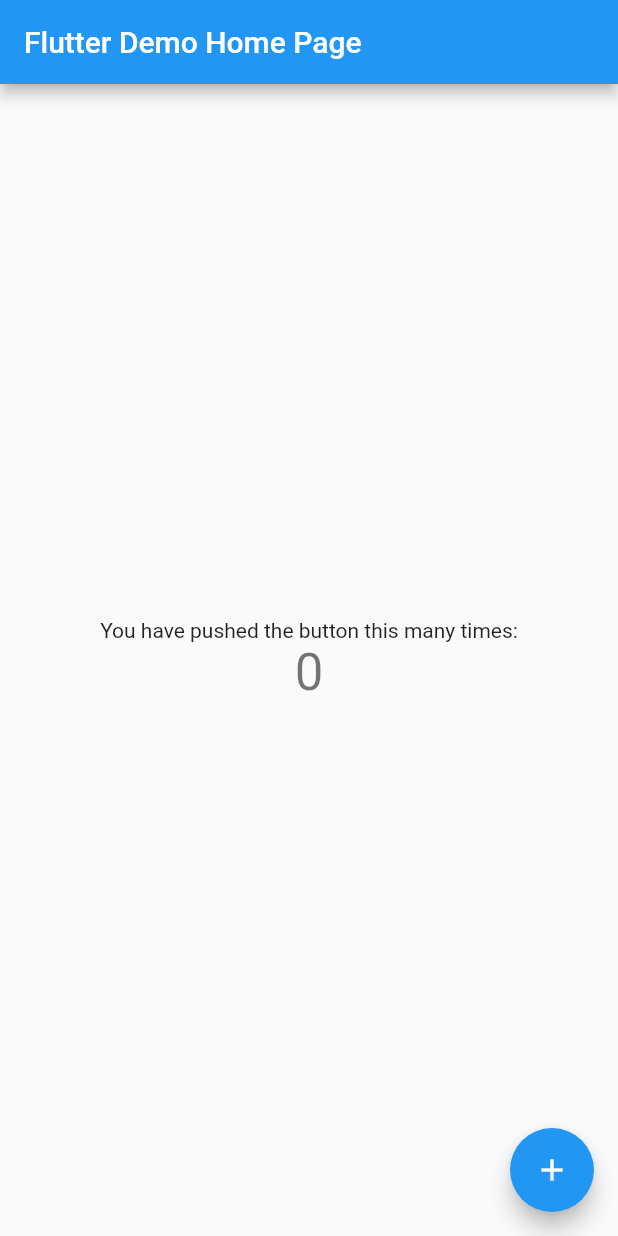
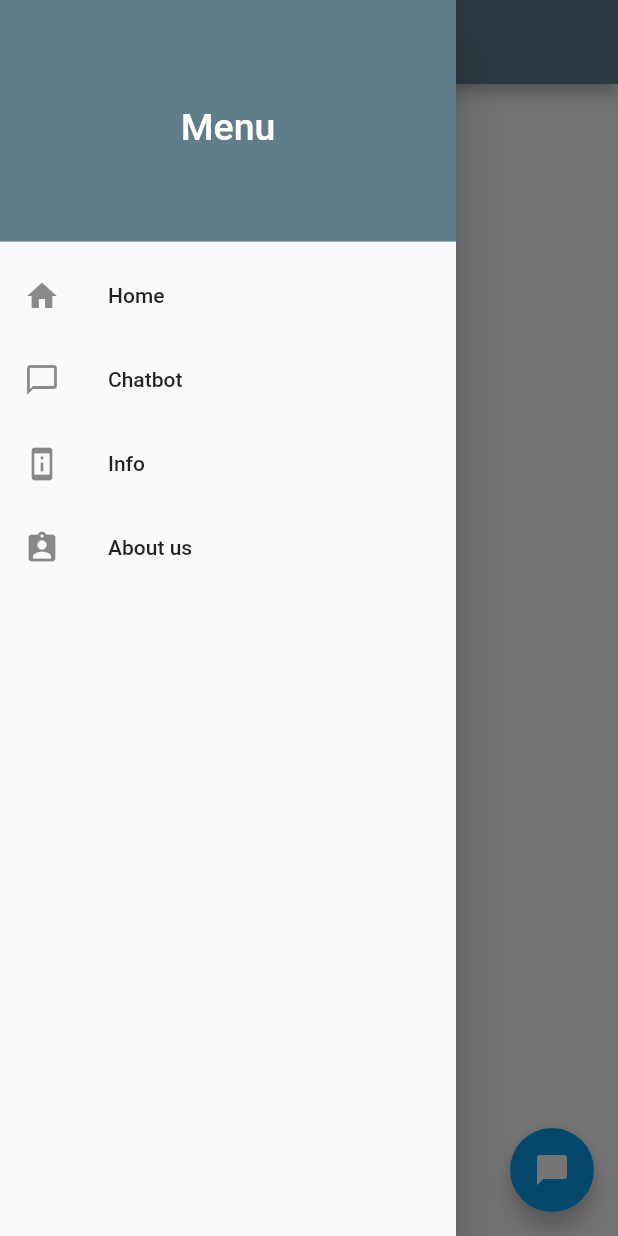
Before and after one commit to Blackwidow2981/Cyberbullying, a Flutter app: the screen it shows after launch, with the side drawer open (before the commit the screen has no drawer), on a phone screen of 412 x 824 dp. Run offline on Flutter 3.47's test engine with Material 2 defaults, Android fonts, the phone set to English and light mode, and no system bars.

Commit message:
Update main.dart

```diff
--- a/hackathon/lib/main.dart
+++ b/hackathon/lib/main.dart
@@ -1,117 +1,79 @@
+import 'package:flutter/cupertino.dart';
 import 'package:flutter/material.dart';
 
-void main() {
-  runApp(MyApp());
-}
+void main() => runApp(MyApp());
 
 class MyApp extends StatelessWidget {
-  // This widget is the root of your application.
   @override
   Widget build(BuildContext context) {
     return MaterialApp(
-      title: 'Flutter Demo',
-      theme: ThemeData(
-        // This is the theme of your application.
-        //
-        // Try running your application with "flutter run". You'll see the
-        // application has a blue toolbar. Then, without quitting the app, try
-        // changing the primarySwatch below to Colors.green and then invoke
-        // "hot reload" (press "r" in the console where you ran "flutter run",
-        // or simply save your changes to "hot reload" in a Flutter IDE).
-        // Notice that the counter didn't reset back to zero; the application
-        // is not restarted.
-        primarySwatch: Colors.blue,
-        // This makes the visual density adapt to the platform that you run
-        // the app on. For desktop platforms, the controls will be smaller and
-        // closer together (more dense) than on mobile platforms.
-        visualDensity: VisualDensity.adaptivePlatformDensity,
+      debugShowCheckedModeBanner: false,
+      home: MyHomePage(),
+    );
+  }
+}
+class MyHomePage extends StatelessWidget {
+  @override
+  Widget build(BuildContext context) {
+    return Scaffold(
+      drawer: SideDrawer(),
+      appBar: AppBar(
+        title: Text('        Say No to bullying!     '),
+        backgroundColor: Colors.blueGrey,
       ),
-      home: MyHomePage(title: 'Flutter Demo Home Page'),
+    floatingActionButton: FloatingActionButton(
+        onPressed: (){
+          print("Action");
+        },
+        child:  Icon(Icons.chat_bubble_rounded),
+      backgroundColor: Color(0xff08a0e9),
+      foregroundColor: Colors.white,
+
+    ),
     );
   }
 }
 
-class MyHomePage extends StatefulWidget {
-  MyHomePage({Key key, this.title}) : super(key: key);
-
-  // This widget is the home page of your application. It is stateful, meaning
-  // that it has a State object (defined below) that contains fields that affect
-  // how it looks.
-
-  // This class is the configuration for the state. It holds the values (in this
-  // case the title) provided by the parent (in this case the App widget) and
-  // used by the build method of the State. Fields in a Widget subclass are
-  // always marked "final".
-
-  final String title;
-
-  @override
-  _MyHomePageState createState() => _MyHomePageState();
-}
-
-class _MyHomePageState extends State<MyHomePage> {
-  int _counter = 0;
-
-  void _incrementCounter() {
-    setState(() {
-      // This call to setState tells the Flutter framework that something has
-      // changed in this State, which causes it to rerun the build method below
-      // so that the display can reflect the updated values. If we changed
-      // _counter without calling setState(), then the build method would not be
-      // called again, and so nothing would appear to happen.
-      _counter++;
-    });
-  }
-
+class SideDrawer extends StatelessWidget {
   @override
   Widget build(BuildContext context) {
-    // This method is rerun every time setState is called, for instance as done
-    // by the _incrementCounter method above.
-    //
-    // The Flutter framework has been optimized to make rerunning build methods
-    // fast, so that you can just rebuild anything that needs updating rather
-    // than having to individually change instances of widgets.
-    return Scaffold(
-      appBar: AppBar(
-        // Here we take the value from the MyHomePage object that was created by
-        // the App.build method, and use it to set our appbar title.
-        title: Text(widget.title),
+    return Drawer(
+      child: Column(
+        children: <Widget>[
+          DrawerHeader(
+            child: Center(
+              child: Text(
+                'Menu',
+                textAlign: TextAlign.center,
+                style: TextStyle(color: Colors.white, fontSize: 25),
+              ),
+            ),
+            decoration: BoxDecoration(
+              color: Colors.blueGrey,
+            ),
+          ),
+          ListTile(
+            leading: Icon(Icons.home),
+            title: Text('Home'),
+            onTap: () => {},
+          ),
+          ListTile(
+            leading: Icon(Icons.chat_bubble_outline),
+            title: Text('Chatbot'),
+            onTap: () => {Navigator.of(context).pop()},
+          ),
+          ListTile(
+            leading: Icon(Icons.perm_device_information),
+            title: Text('Info'),
+            onTap: () => {Navigator.of(context).pop()},
+          ),
+          ListTile(
+            leading: Icon(Icons.assignment_ind),
+            title: Text('About us'),
+            onTap: () => {Navigator.of(context).pop()},
+          ),
+        ],
       ),
-      body: Center(
-        // Center is a layout widget. It takes a single child and positions it
-        // in the middle of the parent.
-        child: Column(
-          // Column is also a layout widget. It takes a list of children and
-          // arranges them vertically. By default, it sizes itself to fit its
-          // children horizontally, and tries to be as tall as its parent.
-          //
-          // Invoke "debug painting" (press "p" in the console, choose the
-          // "Toggle Debug Paint" action from the Flutter Inspector in Android
-          // Studio, or the "Toggle Debug Paint" command in Visual Studio Code)
-          // to see the wireframe for each widget.
-          //
-          // Column has various properties to control how it sizes itself and
-          // how it positions its children. Here we use mainAxisAlignment to
-          // center the children vertically; the main axis here is the vertical
-          // axis because Columns are vertical (the cross axis would be
-          // horizontal).
-          mainAxisAlignment: MainAxisAlignment.center,
-          children: <Widget>[
-            Text(
-              'You have pushed the button this many times:',
-            ),
-            Text(
-              '$_counter',
-              style: Theme.of(context).textTheme.headline4,
-            ),
-          ],
-        ),
-      ),
-      floatingActionButton: FloatingActionButton(
-        onPressed: _incrementCounter,
-        tooltip: 'Increment',
-        child: Icon(Icons.add),
-      ), // This trailing comma makes auto-formatting nicer for build methods.
     );
   }
 }
```
